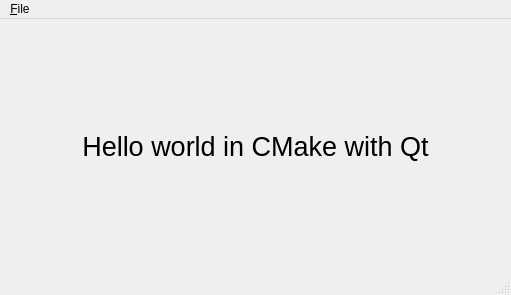
Qt form src/app/ui/mainwindow.ui (sharbel256/numeri) before a commit.
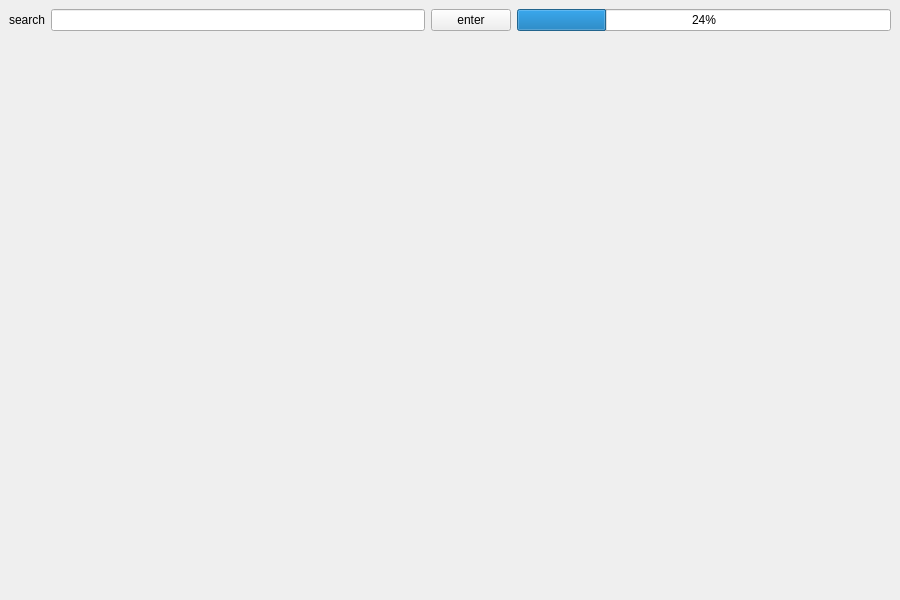
The same form after that commit.

```diff
--- a/src/app/ui/mainwindow.ui
+++ b/src/app/ui/mainwindow.ui
@@ -6,8 +6,8 @@
    <rect>
     <x>0</x>
     <y>0</y>
-    <width>511</width>
-    <height>295</height>
+    <width>900</width>
+    <height>600</height>
    </rect>
   </property>
   <property name="windowTitle">
@@ -16,22 +16,77 @@
   <widget class="QWidget" name="centralwidget">
    <layout class="QVBoxLayout" name="verticalLayout">
     <item>
-     <widget class="QLabel" name="label">
-      <property name="font">
-       <font>
-        <pointsize>20</pointsize>
-       </font>
+     <layout class="QHBoxLayout" name="horizontalLayout">
+      <item>
+       <widget class="QLabel" name="label">
+        <property name="text">
+         <string>search</string>
+        </property>
+       </widget>
+      </item>
+      <item>
+       <widget class="QLineEdit" name="lineEdit">
+        <property name="text">
+         <string/>
+        </property>
+        <property name="maxLength">
+         <number>4000</number>
+        </property>
+       </widget>
+      </item>
+      <item>
+       <widget class="QPushButton" name="pushButton">
+        <property name="text">
+         <string>enter</string>
+        </property>
+       </widget>
+      </item>
+      <item>
+       <widget class="QProgressBar" name="progressBar">
+        <property name="value">
+         <number>24</number>
+        </property>
+       </widget>
+      </item>
+     </layout>
+    </item>
+    <item>
+     <layout class="QGridLayout" name="gridLayout">
+      <item row="0" column="1">
+       <widget class="QLabel" name="label_3">
+        <property name="text">
+         <string/>
+        </property>
+       </widget>
+      </item>
+      <item row="0" column="0">
+       <widget class="QLabel" name="label_2">
+        <property name="text">
+         <string/>
+        </property>
+       </widget>
+      </item>
+      <item row="0" column="2">
+       <widget class="QLabel" name="label_4">
+        <property name="text">
+         <string/>
+        </property>
+       </widget>
+      </item>
+     </layout>
+    </item>
+    <item>
+     <spacer name="verticalSpacer">
+      <property name="orientation">
+       <enum>Qt::Vertical</enum>
       </property>
-      <property name="text">
-       <string>Hello world in CMake with Qt</string>
+      <property name="sizeHint" stdset="0">
+       <size>
+        <width>20</width>
+        <height>40</height>
+       </size>
       </property>
-      <property name="scaledContents">
-       <bool>false</bool>
-      </property>
-      <property name="alignment">
-       <set>Qt::AlignCenter</set>
-      </property>
-     </widget>
+     </spacer>
     </item>
    </layout>
   </widget>
@@ -40,18 +95,11 @@
     <rect>
      <x>0</x>
      <y>0</y>
-     <width>511</width>
-     <height>30</height>
+     <width>900</width>
+     <height>37</height>
     </rect>
    </property>
-   <widget class="QMenu" name="menuFile">
-    <property name="title">
-     <string>&amp;File</string>
-    </property>
-   </widget>
-   <addaction name="menuFile"/>
   </widget>
-  <widget class="QStatusBar" name="statusbar"/>
  </widget>
  <resources/>
  <connections/>
```
Left out of the diff: 2 changed lines with no effect on the pictures.
